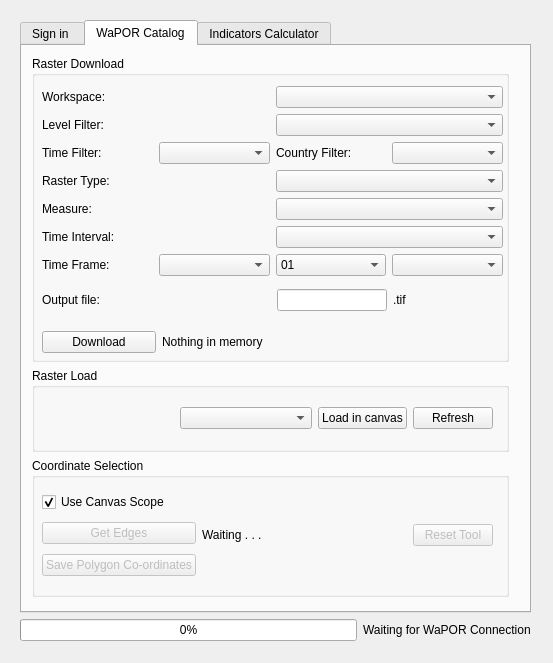
WAGIS/wap_plugin, file wap_plugin_dialog_base.ui: the form before one commit.
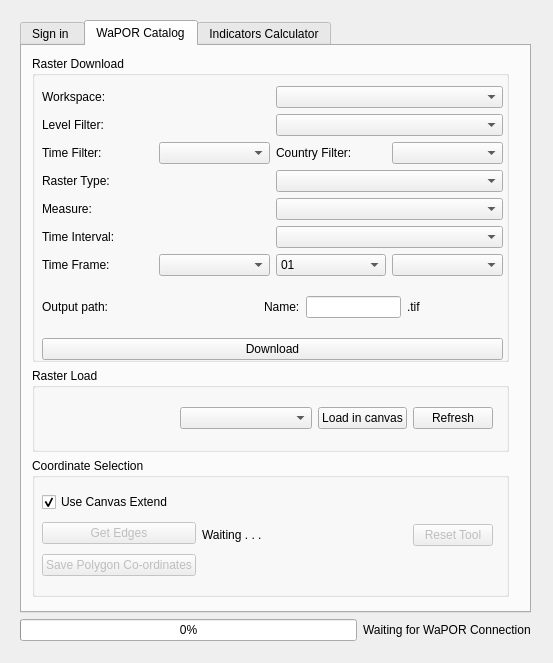
The form after the commit. The open tabs and pages were chosen to show the change. Custom widgets are drawn as their Qt base class.

Commit message: Changes made on the UI based on hans sugestions

```diff
--- a/wap_plugin_dialog_base.ui
+++ b/wap_plugin_dialog_base.ui
@@ -363,14 +363,14 @@
               </layout>
              </item>
              <item>
-              <layout class="QHBoxLayout" name="horizontalLayout_11" stretch="1,3,2,2">
+              <layout class="QHBoxLayout" name="horizontalLayout_11" stretch="1,3,0,2,2">
                <property name="sizeConstraint">
                 <enum>QLayout::SetDefaultConstraint</enum>
                </property>
                <item>
                 <widget class="QLabel" name="outputFileCatalogLabel">
                  <property name="text">
-                  <string>Output file:</string>
+                  <string>Output path:</string>
                  </property>
                 </widget>
                </item>
@@ -381,6 +381,13 @@
                  </property>
                 </widget>
                </item>
+               <item>
+                <widget class="QLabel" name="outputNameCatalogLabel">
+                 <property name="text">
+                  <string>Name:</string>
+                 </property>
+                </widget>
+               </item>
                <item>
                 <widget class="QLineEdit" name="outputRasterName"/>
                </item>
@@ -394,7 +401,7 @@
               </layout>
              </item>
              <item>
-              <layout class="QHBoxLayout" name="horizontalLayout_3" stretch="1,3">
+              <layout class="QHBoxLayout" name="horizontalLayout_3" stretch="1">
                <item>
                 <widget class="QPushButton" name="downloadButton">
                  <property name="text">
@@ -402,13 +409,6 @@
                  </property>
                 </widget>
                </item>
-               <item>
-                <widget class="QLabel" name="downloadLabel">
-                 <property name="text">
-                  <string>Nothing in memory</string>
-                 </property>
-                </widget>
-               </item>
               </layout>
              </item>
             </layout>
@@ -481,7 +481,7 @@
                <item>
                 <widget class="QCheckBox" name="useCanvasCoordCheckBox">
                  <property name="text">
-                  <string>Use Canvas Scope</string>
+                  <string>Use Canvas Extend</string>
                  </property>
                  <property name="checked">
                   <bool>true</bool>
```
Left out of the diff: 4 changed lines with no effect on the pictures.
